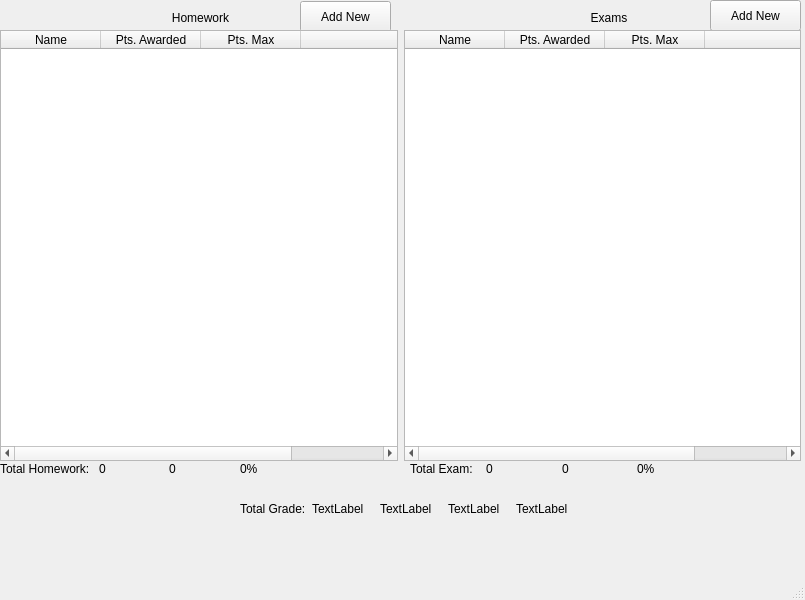
Above: gradebook.ui from trevorpham/gradebook-app before the change. Below: the same form after it.
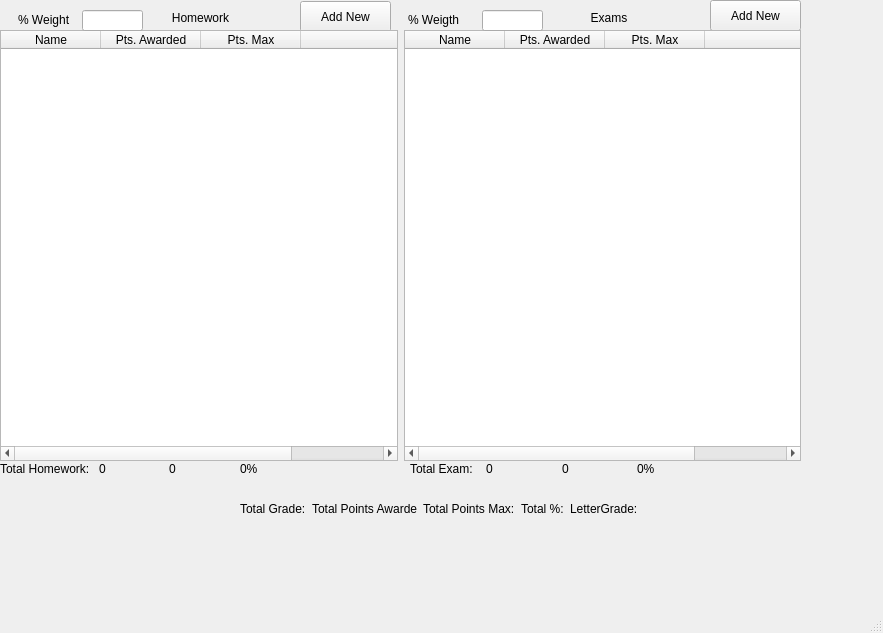
That is the form after the change.

Commit message: adding grade weighting

What changed in the file:
```diff
--- a/gradebook.ui
+++ b/gradebook.ui
@@ -6,8 +6,8 @@
    <rect>
     <x>0</x>
     <y>0</y>
-    <width>805</width>
-    <height>600</height>
+    <width>883</width>
+    <height>633</height>
    </rect>
   </property>
   <property name="windowTitle">
@@ -112,7 +112,7 @@
      </item>
     </layout>
    </widget>
-   <widget class="QWidget" name="">
+   <widget class="QWidget" name="layoutWidget">
     <property name="geometry">
      <rect>
       <x>0</x>
@@ -172,7 +172,7 @@
      </item>
     </layout>
    </widget>
-   <widget class="QWidget" name="">
+   <widget class="QWidget" name="layoutWidget">
     <property name="geometry">
      <rect>
       <x>0</x>
@@ -212,12 +212,12 @@
      </item>
     </layout>
    </widget>
-   <widget class="QWidget" name="">
+   <widget class="QWidget" name="layoutWidget">
     <property name="geometry">
      <rect>
       <x>240</x>
       <y>500</y>
-      <width>338</width>
+      <width>398</width>
       <height>18</height>
      </rect>
     </property>
@@ -232,33 +232,79 @@
      <item>
       <widget class="QLabel" name="totalPtsAwarded">
        <property name="text">
-        <string>TextLabel</string>
+        <string>Total Points Awarded:</string>
        </property>
       </widget>
      </item>
      <item>
       <widget class="QLabel" name="totalPtsMax">
        <property name="text">
-        <string>TextLabel</string>
+        <string>Total Points Max:</string>
        </property>
       </widget>
      </item>
      <item>
       <widget class="QLabel" name="totalPercent">
        <property name="text">
-        <string>TextLabel</string>
+        <string>Total %:</string>
        </property>
       </widget>
      </item>
      <item>
       <widget class="QLabel" name="letterGrade">
        <property name="text">
-        <string>TextLabel</string>
+        <string>LetterGrade:</string>
        </property>
       </widget>
      </item>
     </layout>
    </widget>
+   <widget class="QLineEdit" name="Test_HW2">
+    <property name="geometry">
+     <rect>
+      <x>82</x>
+      <y>10</y>
+      <width>61</width>
+      <height>21</height>
+     </rect>
+    </property>
+   </widget>
+   <widget class="QLineEdit" name="Test_Exam2">
+    <property name="geometry">
+     <rect>
+      <x>482</x>
+      <y>10</y>
+      <width>61</width>
+      <height>21</height>
+     </rect>
+    </property>
+   </widget>
+   <widget class="QLabel" name="Test_HW">
+    <property name="geometry">
+     <rect>
+      <x>18</x>
+      <y>10</y>
+      <width>61</width>
+      <height>20</height>
+     </rect>
+    </property>
+    <property name="text">
+     <string>% Weight</string>
+    </property>
+   </widget>
+   <widget class="QLabel" name="Test_Exam">
+    <property name="geometry">
+     <rect>
+      <x>408</x>
+      <y>10</y>
+      <width>71</width>
+      <height>20</height>
+     </rect>
+    </property>
+    <property name="text">
+     <string>% Weigth</string>
+    </property>
+   </widget>
   </widget>
   <widget class="QMenuBar" name="menubar">
    <property name="geometry">
```
Left out of the diff: 4 changed lines with no effect on the pictures. The commit also changes 3 other files.
